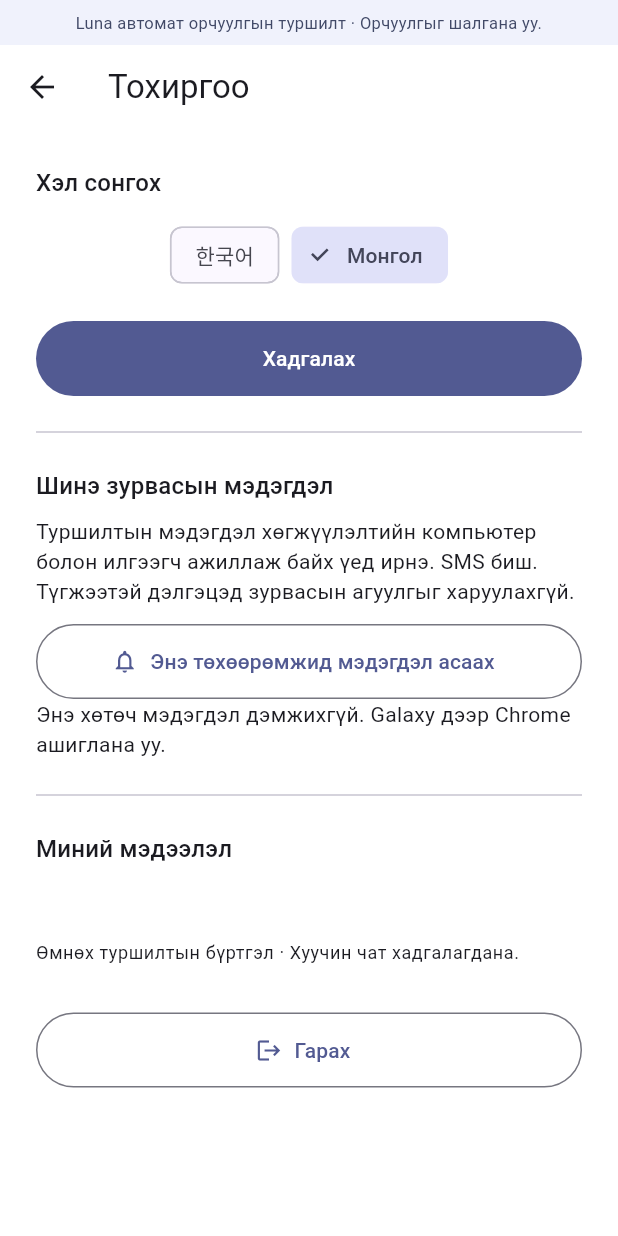
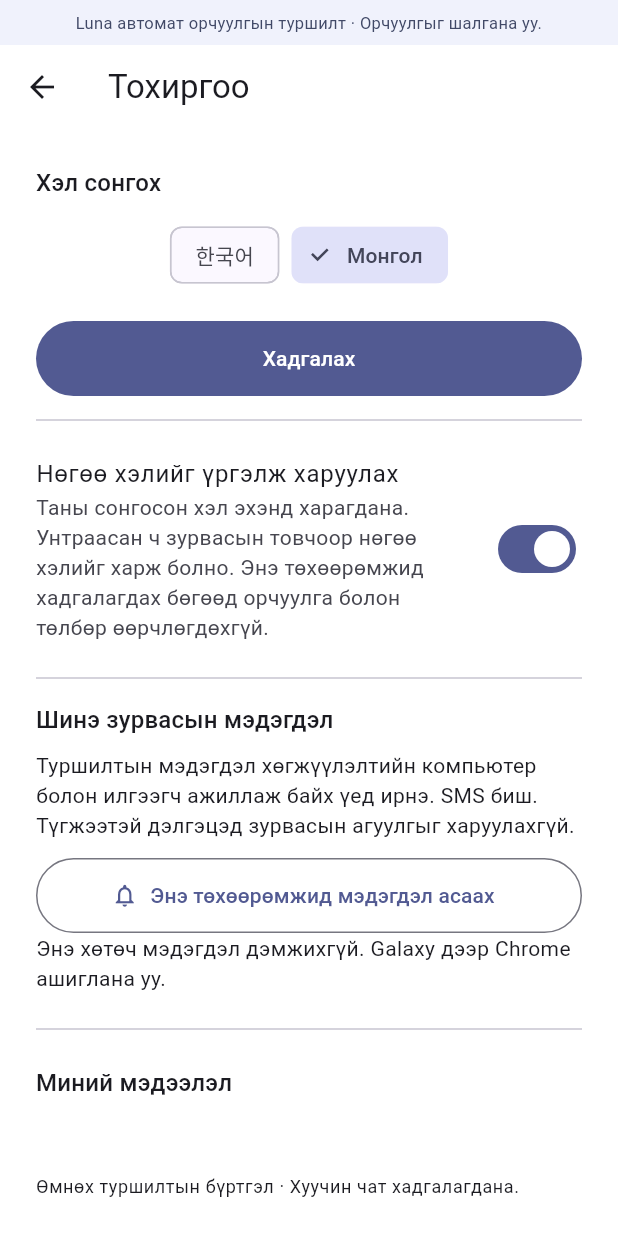
Before and after one commit to dntprbs-maker/tongyeok-talk, a Flutter app: the SettingsScreen screen opened by its route, after a tap on "Монгол", on a phone screen of 412 x 824 dp. Run offline on Flutter 3.47's test engine with Material 3 defaults, Android fonts, the phone set to English and light mode, and no system bars; our stand-ins replace cloud_firestore, firebase_auth, firebase_core, shared_preferences; missing offline and left inert: dart:js_interop; accounts and stored records are empty.

Commit message:
Add per-device bilingual display preference and clearer chat bubbles

```diff
--- a/lib/app_language.dart
+++ b/lib/app_language.dart
@@ -71,6 +71,18 @@ class LanguagePicker extends StatelessWidget {
 }
 
 const Map<String, List<String>> messages = {
+  'showOtherLanguage': ['다른 언어도 항상 표시', 'Нөгөө хэлийг үргэлж харуулах'],
+  'showOtherLanguageHelp': [
+    '내 언어가 먼저 보여요. 끄면 메시지의 보기 버튼으로 다른 언어를 확인할 수 있어요. 이 기기에 저장되며 번역 동작과 비용은 바뀌지 않아요.',
+    'Таны сонгосон хэл эхэнд харагдана. Унтраасан ч зурвасын товчоор нөгөө хэлийг харж болно. Энэ төхөөрөмжид хадгалагдах бөгөөд орчуулга болон төлбөр өөрчлөгдөхгүй.',
+  ],
+  'showOriginal': ['원문 보기', 'Эх бичвэрийг харах'],
+  'showTranslation': ['번역 보기', 'Орчуулгыг харах'],
+  'hideOtherLanguage': ['접기', 'Хураах'],
+  'displaySaveFailed': [
+    '표시 설정을 저장하지 못했어요. 다시 시도해 주세요.',
+    'Харуулах тохиргоог хадгалж чадсангүй. Дахин оролдоно уу.',
+  ],
   'olderMessages': ['이전 대화 보기', 'Өмнөх зурвасуудыг харах'],
   'historyRetry': ['이전 대화 다시 불러오기', 'Өмнөх зурвасуудыг дахин ачаалах'],
   'translationPending': [
--- /dev/null
+++ b/lib/chat_display_preferences.dart
@@ -0,0 +1,67 @@
+import 'package:flutter/material.dart';
+import 'package:shared_preferences/shared_preferences.dart';
+import 'app_language.dart';
+
+/// Display only: changing this setting never requests or charges for translation.
+class ChatDisplayPreferences extends ChangeNotifier {
+  static final instance = ChatDisplayPreferences();
+  static const storageKey = 'tongyeok.showOtherLanguage';
+  bool _showOtherLanguage = true;
+  bool get showOtherLanguage => _showOtherLanguage;
+
+  Future<void> initialize() async {
+    _showOtherLanguage =
+        (await SharedPreferences.getInstance()).getBool(storageKey) ?? true;
+  }
+
+  Future<void> setShowOtherLanguage(bool value) async {
+    final saved = await (await SharedPreferences.getInstance()).setBool(
+      storageKey,
+      value,
+    );
+    if (!saved) throw StateError('display_preference_not_saved');
+    _showOtherLanguage = value;
+    notifyListeners();
+  }
+}
+
+class ChatDisplaySettings extends StatefulWidget {
+  const ChatDisplaySettings({super.key});
+  @override
+  State<ChatDisplaySettings> createState() => _ChatDisplaySettingsState();
+}
+
+class _ChatDisplaySettingsState extends State<ChatDisplaySettings> {
+  bool _saving = false;
+  @override
+  Widget build(BuildContext context) => AnimatedBuilder(
+    animation: ChatDisplayPreferences.instance,
+    builder:
+        (context, _) => SwitchListTile(
+          contentPadding: EdgeInsets.zero,
+          title: Text(tr(context, 'showOtherLanguage')),
+          subtitle: Text(tr(context, 'showOtherLanguageHelp')),
+          value: ChatDisplayPreferences.instance.showOtherLanguage,
+          onChanged:
+              _saving
+                  ? null
+                  : (value) async {
+                    setState(() => _saving = true);
+                    try {
+                      await ChatDisplayPreferences.instance
+                          .setShowOtherLanguage(value);
+                    } catch (_) {
+                      if (context.mounted) {
+                        ScaffoldMessenger.of(context).showSnackBar(
+                          SnackBar(
+                            content: Text(tr(context, 'displaySaveFailed')),
+                          ),
+                        );
+                      }
+                    } finally {
+                      if (mounted) setState(() => _saving = false);
+                    }
+                  },
+        ),
+  );
+}
--- a/lib/chat_screen.dart
+++ b/lib/chat_screen.dart
@@ -253,7 +253,7 @@ class ChatScreenState extends State<ChatScreen>
       body: Container(
         decoration: const BoxDecoration(
           gradient: LinearGradient(
-            colors: [Color(0xFFE3F2FD), Color(0xFFF1F8E9)],
+            colors: [Color(0xFFE4EBF3), Color(0xFFE4EBF3)],
             begin: Alignment.topLeft,
             end: Alignment.bottomRight,
           ),
@@ -464,6 +464,7 @@ class ChatScreenState extends State<ChatScreen>
                 }
 
                 final bubble = MessageBubble(
+                  key: ValueKey(msg['id']),
                   senderId: msg['senderId'] as String,
                   currentUserId: _currentUser.uid,
                   originalText: msg['originalText'] as String,
--- a/lib/main.dart
+++ b/lib/main.dart
@@ -13,11 +13,13 @@ import 'settings_screen.dart';
 import 'app_language.dart';
 import 'brand.dart';
 import 'read_receipts.dart';
+import 'chat_display_preferences.dart';
 
 final _navigatorKey = GlobalKey<NavigatorState>();
 Future<void> main() async {
   WidgetsFlutterBinding.ensureInitialized();
   await AppLanguage.instance.initialize();
+  await ChatDisplayPreferences.instance.initialize();
   await initializeDateFormatting('ko');
   await initializeDateFormatting('mn');
   await Firebase.initializeApp(options: DefaultFirebaseOptions.currentPlatform);
--- a/lib/settings_screen.dart
+++ b/lib/settings_screen.dart
@@ -4,6 +4,7 @@ import 'package:cloud_firestore/cloud_firestore.dart';
 import 'app_language.dart';
 import 'ui_errors.dart';
 import 'push_service.dart';
+import 'chat_display_preferences.dart';
 
 class SettingsScreen extends StatefulWidget {
   const SettingsScreen({super.key});
@@ -92,7 +93,9 @@ class _SettingsScreenState extends State<SettingsScreen> {
                   tr(context, _error!),
                   style: TextStyle(color: Theme.of(context).colorScheme.error),
                 ),
-              const Divider(height: 48),
+              const Divider(height: 32),
+              const ChatDisplaySettings(),
+              const Divider(height: 32),
               Text(
                 tr(context, 'pushTitle'),
                 style: Theme.of(context).textTheme.titleMedium,
```
Also changed, not shown: lib/message_bubble.dart (+132 -44 lines), 6 other files.
